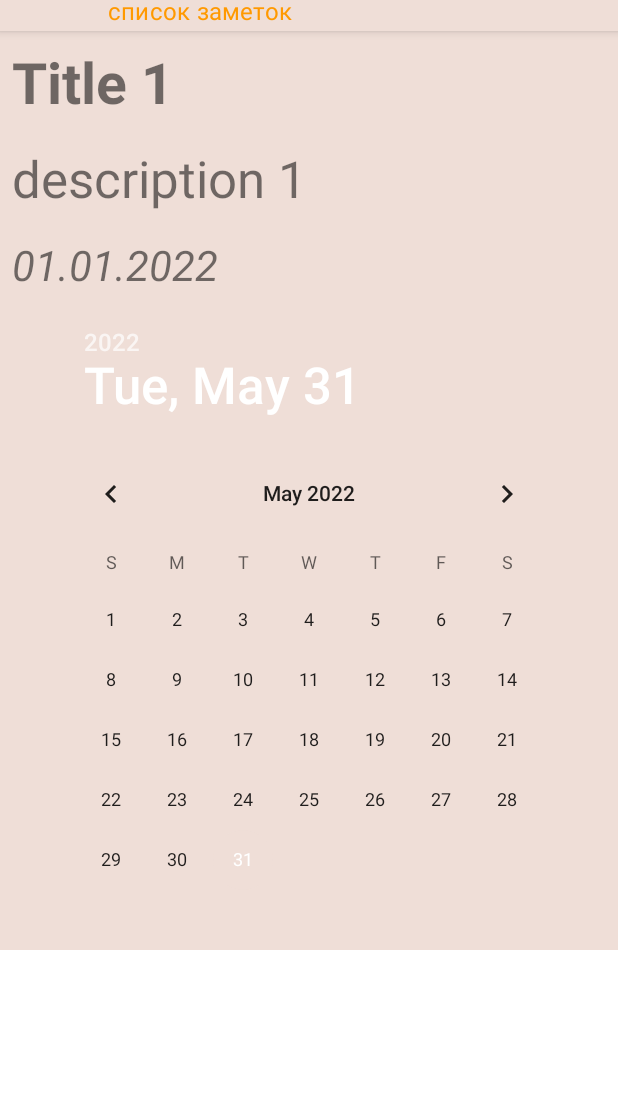
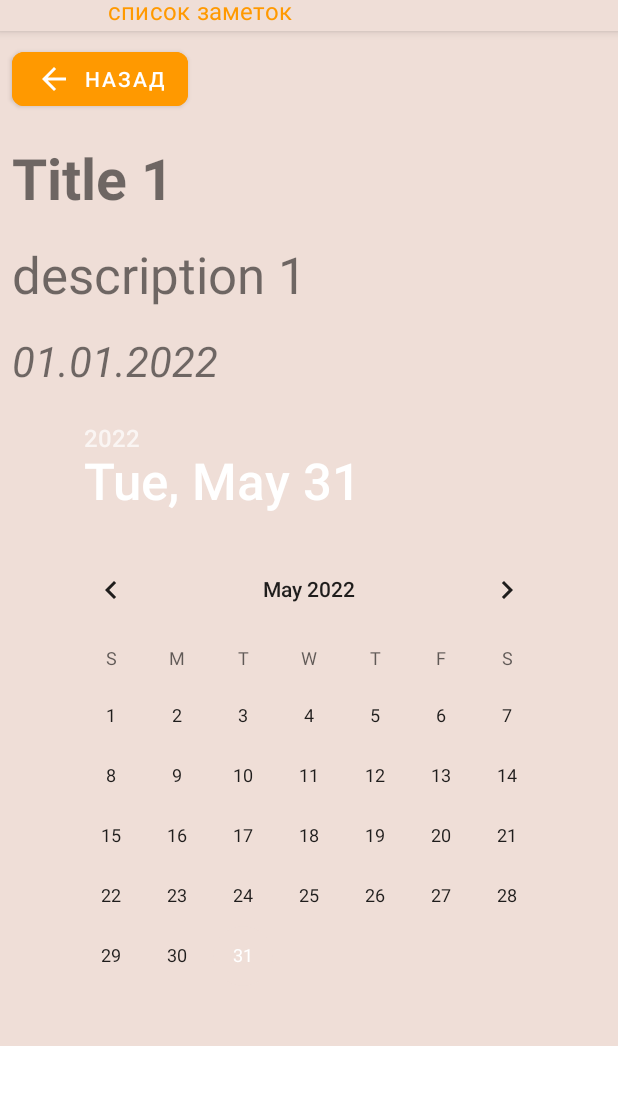
Before and after one commit to AlexYach1973/MyNotes, an Android app: the screen it shows after launch (MainActivity), after a tap on "Title 1", on a phone screen of 412 x 824 dp, the part 53-1158 px from its top. Run offline under Robolectric (Android 15) with nearby library versions, the phone set to English and light mode, and no system bars.

Commit message:
Lesson 9

```diff
--- a/app/src/main/java/com/alexyach/geekbrains/android/mynotes/NoteListFragment.java
+++ b/app/src/main/java/com/alexyach/geekbrains/android/mynotes/NoteListFragment.java
@@ -8,6 +8,7 @@ import android.view.View;
 import android.view.ViewGroup;
 import android.widget.LinearLayout;
 import android.widget.TextView;
+import android.widget.Toast;
 
 import androidx.annotation.NonNull;
 import androidx.annotation.Nullable;
@@ -17,7 +18,7 @@ import androidx.fragment.app.FragmentTransaction;
 
 import java.util.List;
 
-public class NoteListFragment extends Fragment {
+public class NoteListFragment extends Fragment implements OnDialogListener {
 
     private static final String CURRENT_NOTE = "CurrentNote";
     private int currentPosition;
@@ -28,6 +29,7 @@ public class NoteListFragment extends Fragment {
     public View onCreateView(LayoutInflater inflater, ViewGroup container,
                              Bundle savedInstanceState) {
         // Inflate the layout for this fragment
+
         return inflater.inflate(R.layout.fragment_note_list, container, false);
     }
 
@@ -77,6 +79,8 @@ public class NoteListFragment extends Fragment {
     private void showPortNoteDetails(int index) {
         // Создаем новый фрагмент
         NoteDetailsFragment detailFragment = createDetailFragment(index);
+        // Передали прослушиватель
+        detailFragment.setListener(this);
 
         FragmentManager fragmentManager = requireActivity().getSupportFragmentManager();
         fragmentManager.beginTransaction()
@@ -103,10 +107,9 @@ public class NoteListFragment extends Fragment {
 
     }
 
-    // Проверка конфигурации
-    private boolean isLandscape() {
-        return getResources().getConfiguration().orientation
-                == Configuration.ORIENTATION_LANDSCAPE;
+    @Override
+    public void onDialogYes(String str) {
+
+        Toast.makeText(requireActivity(), "Новая дата: " + str, Toast.LENGTH_LONG).show();
     }
-
 }
--- /dev/null
+++ b/app/src/main/java/com/alexyach/geekbrains/android/mynotes/OnDialogListener.java
@@ -0,0 +1,5 @@
+package com.alexyach.geekbrains.android.mynotes;
+
+public interface OnDialogListener {
+    void onDialogYes(String str);
+}
--- /dev/null
+++ b/app/src/main/res/drawable/ic_arrow_back.xml
@@ -0,0 +1,5 @@
+<vector android:autoMirrored="true" android:height="24dp"
+    android:tint="#EFDED7" android:viewportHeight="24"
+    android:viewportWidth="24" android:width="24dp" xmlns:android="http://schemas.android.com/apk/res/android">
+    <path android:fillColor="@android:color/white" android:pathData="M20,11H7.83l5.59,-5.59L12,4l-8,8 8,8 1.41,-1.41L7.83,13H20v-2z"/>
+</vector>
--- a/app/src/main/res/layout/fragment_note_details.xml
+++ b/app/src/main/res/layout/fragment_note_details.xml
@@ -1,10 +1,10 @@
 <?xml version="1.0" encoding="utf-8"?>
 
-<androidx.core.widget.NestedScrollView
-    xmlns:android="http://schemas.android.com/apk/res/android"
+<androidx.core.widget.NestedScrollView xmlns:android="http://schemas.android.com/apk/res/android"
     xmlns:tools="http://schemas.android.com/tools"
     android:layout_width="match_parent"
     android:layout_height="wrap_content"
+    xmlns:app="http://schemas.android.com/apk/res-auto"
     android:background="@color/custom">
 
     <LinearLayout
@@ -12,6 +12,16 @@
         android:layout_height="match_parent"
         android:orientation="vertical"
         tools:context=".NoteDetailsFragment">
+
+        <com.google.android.material.button.MaterialButton
+            android:id="@+id/button_note_detail_back"
+            android:layout_width="wrap_content"
+            android:layout_height="wrap_content"
+            android:layout_margin="8dp"
+            app:cornerRadius="8dp"
+            android:backgroundTint="@color/purple_500"
+            android:text="@string/button_back"
+            app:icon="@drawable/ic_arrow_back"/>
 
         <TextView
             android:id="@+id/text_view_title_details"
--- a/app/src/main/res/layout/fragment_note_list.xml
+++ b/app/src/main/res/layout/fragment_note_list.xml
@@ -3,10 +3,10 @@
     xmlns:tools="http://schemas.android.com/tools"
     android:layout_width="match_parent"
     android:layout_height="match_parent"
-    xmlns:app="http://schemas.android.com/apk/res-auto"
     android:orientation="vertical"
     tools:context=".NoteListFragment"
-    android:background="@color/custom">
+    android:background="@color/custom"
+    android:id="@+id/linear_layout">
 
    <FrameLayout
        android:id="@+id/image_child_container"
--- a/app/src/main/res/values/strings.xml
+++ b/app/src/main/res/values/strings.xml
@@ -2,6 +2,9 @@
     <string name="app_name">MyNotes</string>
     <string name="new_notes_button">новая заметка</string>
     <string name="list_notes">список заметок</string>
+
+<!--    FragmentNoteDetails-->
+    <string name="button_back">назад</string>
 
 <!--    About Fragment-->
     <string name="hello_blank_fragment">Приложение просто БОМБА. Разработана гениальным человеком.
```
Also changed, not shown: app/src/main/java/com/alexyach/geekbrains/android/mynotes/NoteDetailsFragment.java (+47 -7 lines).
